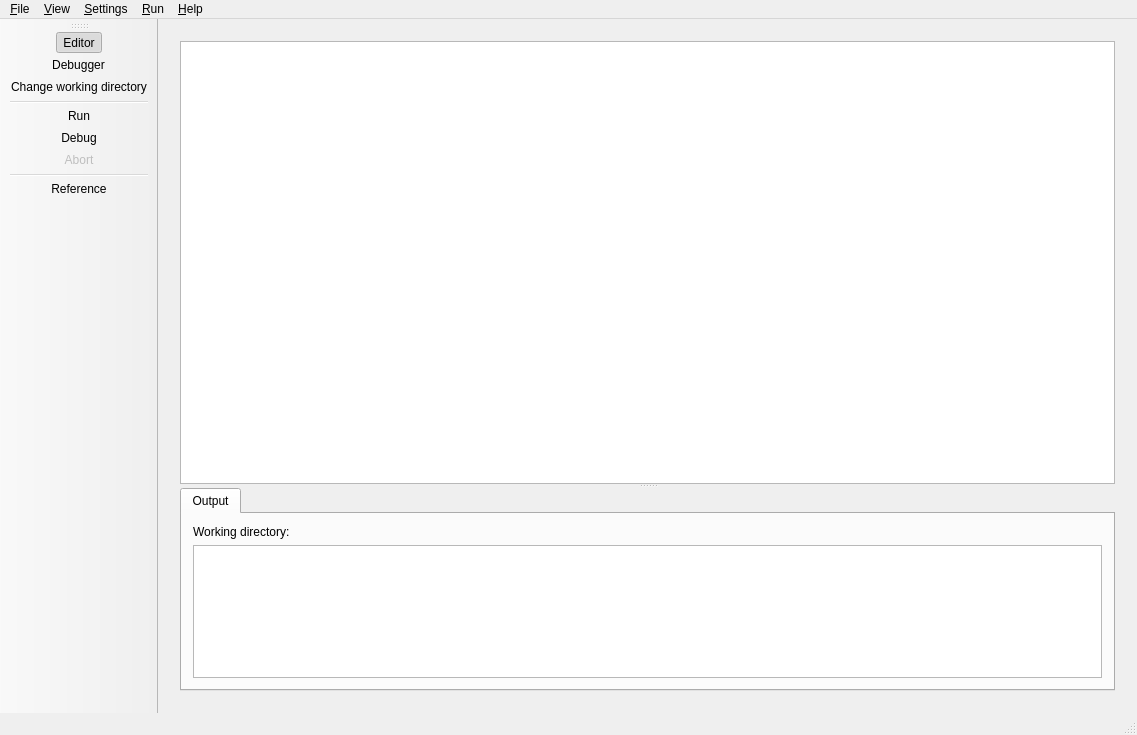
Old version of the form src/bin/cats-ide/IDEWindow.ui in the repository kulhanek/cats.
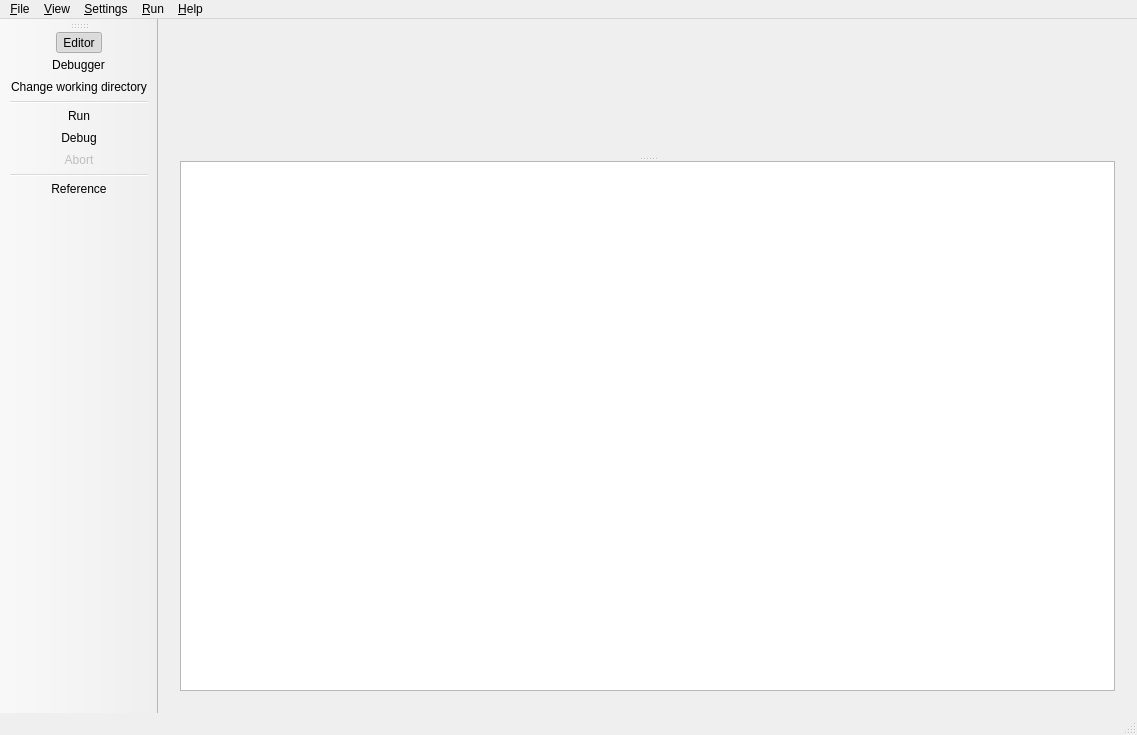
New version of the form. The open tabs and pages were chosen to show the change. Icons and pictures are not drawn.

What changed in the file:
```diff
--- a/src/bin/cats-ide/IDEWindow.ui
+++ b/src/bin/cats-ide/IDEWindow.ui
@@ -130,6 +130,42 @@
         </item>
        </layout>
       </widget>
+      <widget class="QWidget" name="page_2">
+       <layout class="QVBoxLayout" name="verticalLayout_4">
+        <item>
+         <widget class="QSplitter" name="splitter_2">
+          <property name="orientation">
+           <enum>Qt::Vertical</enum>
+          </property>
+          <widget class="QLabel" name="label">
+           <property name="sizePolicy">
+            <sizepolicy hsizetype="Expanding" vsizetype="Expanding">
+             <horstretch>2</horstretch>
+             <verstretch>3</verstretch>
+            </sizepolicy>
+           </property>
+           <property name="text">
+            <string/>
+           </property>
+          </widget>
+          <widget class="QTextBrowser" name="textBrowser_2">
+           <property name="sizePolicy">
+            <sizepolicy hsizetype="Expanding" vsizetype="Expanding">
+             <horstretch>2</horstretch>
+             <verstretch>1</verstretch>
+            </sizepolicy>
+           </property>
+           <property name="font">
+            <font>
+             <family>Courier New</family>
+             <pointsize>10</pointsize>
+            </font>
+           </property>
+          </widget>
+         </widget>
+        </item>
+       </layout>
+      </widget>
       <widget class="QWidget" name="page">
        <layout class="QGridLayout" name="gridLayout">
         <item row="0" column="0" alignment="Qt::AlignHCenter|Qt::AlignTop">
```
Left out of the diff: 16 changed lines with no effect on the pictures.
